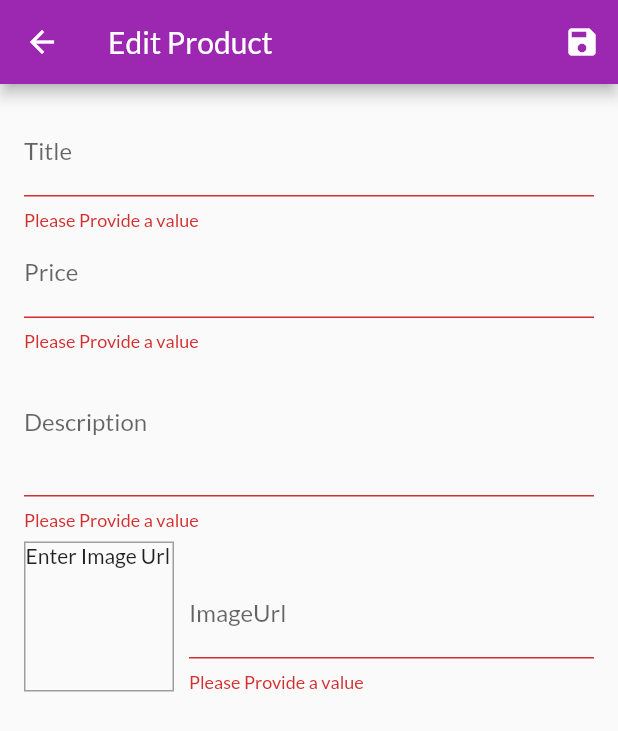
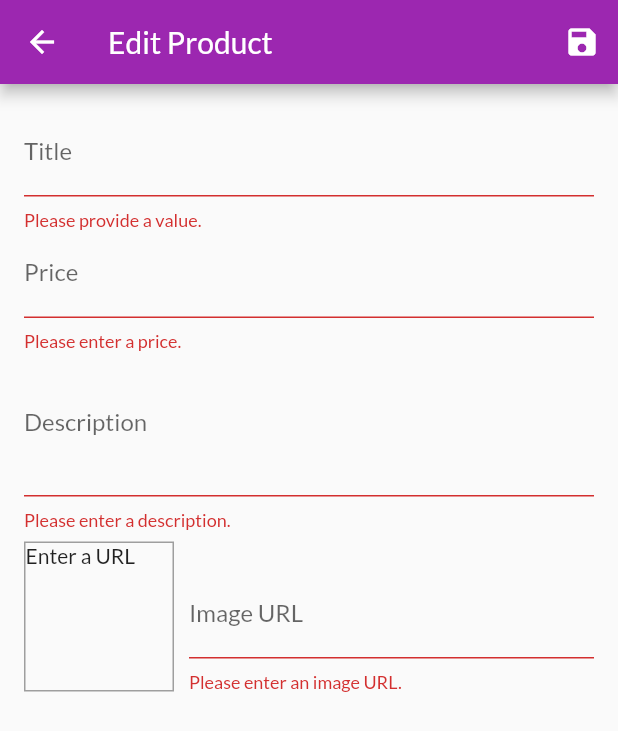
Before and after one commit to Mashood97/flutter_shop_app, a Flutter app: the EditProductScreen screen opened by its route, after a tap on the "save" icon, on a phone screen of 412 x 824 dp. Shown: the top 731 px of the screen. Run offline on Flutter 3.47's test engine with Material 2 defaults, Android fonts, the phone set to English and light mode, and no system bars; network calls fail.

Commit message:
flutter firebase add product

```diff
--- a/lib/main.dart
+++ b/lib/main.dart
@@ -41,7 +41,7 @@ class MyApp extends StatelessWidget {
           CartOverviewScreen.routeNamed: (ctx) => CartOverviewScreen(),
           OrdersOverviewScreen.routeArgs: (ctx) => OrdersOverviewScreen(),
           UserProductsScreen.routeArgs: (ctx) => UserProductsScreen(),
-          EditProductScreen.routeArgs: (ctx) => EditProductScreen(),
+          EditProductScreen.routeName: (ctx) => EditProductScreen(),
         },
       ),
     );
--- a/lib/provider/products_provider.dart
+++ b/lib/provider/products_provider.dart
@@ -5,38 +5,38 @@ import 'package:http/http.dart' as http;
 
 class ProductsProvider with ChangeNotifier {
   List<Product> _items = [
-    Product(
-      id: 'p1',
-      title: 'Red Shirt',
-      description: 'A red shirt - it is pretty red!',
-      price: 29.99,
-      imageUrl:
-          'https://cdn.pixabay.com/photo/2016/10/02/22/17/red-t-shirt-1710578_1280.jpg',
-    ),
-    Product(
-      id: 'p2',
-      title: 'Trousers',
-      description: 'A nice pair of trousers.',
-      price: 59.99,
-      imageUrl:
-          'https://upload.wikimedia.org/wikipedia/commons/thumb/e/e8/Trousers%2C_dress_%28AM_1960.022-8%29.jpg/512px-Trousers%2C_dress_%28AM_1960.022-8%29.jpg',
-    ),
-    Product(
-      id: 'p3',
-      title: 'Yellow Scarf',
-      description: 'Warm and cozy - exactly what you need for the winter.',
-      price: 19.99,
-      imageUrl:
-          'https://live.staticflickr.com/4043/4438260868_cc79b3369d_z.jpg',
-    ),
-    Product(
-      id: 'p4',
-      title: 'A Pan',
-      description: 'Prepare any meal you want.',
-      price: 49.99,
-      imageUrl:
-          'https://upload.wikimedia.org/wikipedia/commons/thumb/1/14/Cast-Iron-Pan.jpg/1024px-Cast-Iron-Pan.jpg',
-    ),
+//    Product(
+//      id: 'p1',
+//      title: 'Red Shirt',
+//      description: 'A red shirt - it is pretty red!',
+//      price: 29.99,
+//      imageUrl:
+//          'https://cdn.pixabay.com/photo/2016/10/02/22/17/red-t-shirt-1710578_1280.jpg',
+//    ),
+//    Product(
+//      id: 'p2',
+//      title: 'Trousers',
+//      description: 'A nice pair of trousers.',
+//      price: 59.99,
+//      imageUrl:
+//          'https://upload.wikimedia.org/wikipedia/commons/thumb/e/e8/Trousers%2C_dress_%28AM_1960.022-8%29.jpg/512px-Trousers%2C_dress_%28AM_1960.022-8%29.jpg',
+//    ),
+//    Product(
+//      id: 'p3',
+//      title: 'Yellow Scarf',
+//      description: 'Warm and cozy - exactly what you need for the winter.',
+//      price: 19.99,
+//      imageUrl:
+//          'https://live.staticflickr.com/4043/4438260868_cc79b3369d_z.jpg',
+//    ),
+//    Product(
+//      id: 'p4',
+//      title: 'A Pan',
+//      description: 'Prepare any meal you want.',
+//      price: 49.99,
+//      imageUrl:
+//          'https://upload.wikimedia.org/wikipedia/commons/thumb/1/14/Cast-Iron-Pan.jpg/1024px-Cast-Iron-Pan.jpg',
+//    ),
   ];
 
   List<Product> get items {
@@ -55,33 +55,62 @@ class ProductsProvider with ChangeNotifier {
     }).toList();
   }
 
-  void addItems(Product product) {
-    const postAddprodUrl =
-        'https://flutter-firebase-shop-app.firebaseio.com/products.json';
-    http.post(
-      postAddprodUrl,
-      body: json.encode(
-        {
+  Future<void> getandsetProduct() async {
+    try {
+      const url =
+          'https://flutter-firebase-shop-app.firebaseio.com/products.json';
+      final response = await http.get(url);
+      print(json.decode(response.body));
+      final extractedData = json.decode(response.body) as Map<String,
+          dynamic>; //dynnamic defines that its a map so map inside a map.
+      List<Product> loadedProduct = [];
+      extractedData.forEach((prodId, prodData) {
+        loadedProduct.add(Product(
+          id: prodId,
+          title: prodData['title'],
+          description: prodData['description'],
+          imageUrl: prodData['imageUrl'],
+          isFavourite: prodData['isFavourite'],
+          price: prodData['price'],
+        ));
+      }); //prodId = key and prodData=value
+      _items = loadedProduct;
+      notifyListeners();
+    } catch (error) {
+      throw error;
+    }
+  }
+
+  Future<void> addProduct(Product product) async {
+    try {
+      const url =
+          'https://flutter-firebase-shop-app.firebaseio.com/products.json';
+
+      final response = await http.post(
+        url,
+        body: json.encode({
           'title': product.title,
           'description': product.description,
           'imageUrl': product.imageUrl,
           'price': product.price,
-          'isFavourite': product.isFavourite,
-        },
-      ),
-    ).then((response){
-      print(json.decode(response.body));
-      Product newproduct = Product(
+          'isFavorite': product.isFavourite,
+        }),
+      );
+
+      final newProduct = Product(
         title: product.title,
+        description: product.description,
         price: product.price,
         imageUrl: product.imageUrl,
-        description: product.description,
-        id: json.decode(response.body)['name'], // for id
+        id: json.decode(response.body)['name'],
       );
-      _items.add(newproduct);
+      _items.add(newProduct);
+      // _items.insert(0, newProduct); // at the start of the list
       notifyListeners();
-    });
-
+    } catch (error) {
+      print(error);
+      throw error;
+    }
   }
 
   void updateProduct(String id, Product editProduct) {
--- a/lib/screens/edit_product.dart
+++ b/lib/screens/edit_product.dart
@@ -1,41 +1,42 @@
 import 'package:flutter/material.dart';
 import 'package:provider/provider.dart';
-import 'package:fluttershopapp/provider/product.dart';
+
+import '../provider/product.dart';
 import '../provider/products_provider.dart';
 
 class EditProductScreen extends StatefulWidget {
-  static const routeArgs = '/edit-product-screen';
+  static const routeName = '/edit-product';
 
   @override
   _EditProductScreenState createState() => _EditProductScreenState();
 }
 
 class _EditProductScreenState extends State<EditProductScreen> {
-  final _priceFocuesNode = FocusNode();
-  final _descriptionFocuesNode = FocusNode();
+  final _priceFocusNode = FocusNode();
+  final _descriptionFocusNode = FocusNode();
   final _imageUrlController = TextEditingController();
   final _imageUrlFocusNode = FocusNode();
-  var _addedProduct = Product(
+  final _form = GlobalKey<FormState>();
+  var _editedProduct = Product(
+    id: null,
     title: '',
     price: 0,
     description: '',
-    id: null,
     imageUrl: '',
   );
-  var _editValues = {
+  var _initValues = {
     'title': '',
+    'description': '',
     'price': '',
-    'description': '',
     'imageUrl': '',
   };
   var _isInit = true;
-
-  final _formKey = GlobalKey<FormState>();
+  var _isLoading = false;
 
   @override
   void initState() {
+    _imageUrlFocusNode.addListener(_updateImageUrl);
     super.initState();
-    _imageUrlFocusNode.addListener(_updateImageUrl);
   }
 
   @override
@@ -43,51 +44,94 @@ class _EditProductScreenState extends State<EditProductScreen> {
     if (_isInit) {
       final productId = ModalRoute.of(context).settings.arguments as String;
       if (productId != null) {
-        _addedProduct = Provider.of<ProductsProvider>(context, listen: false)
+        _editedProduct = Provider.of<ProductsProvider>(context, listen: false)
             .getProductsById(productId);
-        _editValues = {
-          'title': _addedProduct.title,
-          'price': _addedProduct.price.toString(),
-          'description': _addedProduct.description,
+        _initValues = {
+          'title': _editedProduct.title,
+          'description': _editedProduct.description,
+          'price': _editedProduct.price.toString(),
+          // 'imageUrl': _editedProduct.imageUrl,
           'imageUrl': '',
         };
-        _imageUrlController.text = _addedProduct.imageUrl;
+        _imageUrlController.text = _editedProduct.imageUrl;
       }
     }
     _isInit = false;
     super.didChangeDependencies();
   }
 
+  @override
+  void dispose() {
+    _imageUrlFocusNode.removeListener(_updateImageUrl);
+    _priceFocusNode.dispose();
+    _descriptionFocusNode.dispose();
+    _imageUrlController.dispose();
+    _imageUrlFocusNode.dispose();
+    super.dispose();
+  }
+
   void _updateImageUrl() {
     if (!_imageUrlFocusNode.hasFocus) {
+      if ((!_imageUrlController.text.startsWith('http') &&
+          !_imageUrlController.text.startsWith('https')))
+//          (!_imageUrlController.text.endsWith('.png') &&
+//              !_imageUrlController.text.endsWith('.jpg') &&
+//              !_imageUrlController.text.endsWith('.jpeg'))) {
+      {
+        return;
+      }
       setState(() {});
     }
   }
 
-  void _saveForm() {
-    var isvalid = _formKey.currentState.validate();
-    if (!isvalid) {
+  Future<void> _saveForm() async {
+    final isValid = _form.currentState.validate();
+    if (!isValid) {
       return;
     }
-    _formKey.currentState.save();
-    if (_addedProduct.id != null) {
+    _form.currentState.save();
+    setState(() {
+      _isLoading = true;
+    });
+    if (_editedProduct.id != null) {
       Provider.of<ProductsProvider>(context, listen: false)
-          .updateProduct(_addedProduct.id, _addedProduct);
+          .updateProduct(_editedProduct.id, _editedProduct);
+      setState(() {
+        _isLoading = false;
+      });
+      Navigator.of(context).pop();
     } else {
-      Provider.of<ProductsProvider>(context, listen: false)
-          .addItems(_addedProduct);
-    }
+      try {
+       await Provider.of<ProductsProvider>(context, listen: false)
+            .addProduct(_editedProduct);
+      } catch (error) {
+       await showDialog(
+          context: context,
+          builder: (ctx) => AlertDialog(
+            title: Text('An error occurred!'),
+            content: Text('Something went wrong.'),
+            actions: <Widget>[
+              FlatButton(
+                child: Text('Okay'),
+                onPressed: () {
+                  Navigator.of(ctx).pop();
+//                  setState(() {
+//                    _isLoading = false;
+//                  });
+//                  Navigator.of(context).pop();
+                },
+              )
+            ],
+          ),
+        );
+      } finally {
+        setState(() {
+          _isLoading = false;
+        });
         Navigator.of(context).pop();
       }
-
-  @override
-  void dispose() {
-    super.dispose();
-    _priceFocuesNode.dispose();
-    _descriptionFocuesNode.dispose();
-    _imageUrlController.dispose();
-    _imageUrlFocusNode.dispose();
-    _imageUrlFocusNode.removeListener(_updateImageUrl);
+    }
+    // Navigator.of(context).pop();
   }
 
   @override
@@ -98,103 +142,98 @@ class _EditProductScreenState extends State<EditProductScreen> {
         actions: <Widget>[
           IconButton(
             icon: Icon(Icons.save),
-            onPressed: () {
-              _saveForm();
-            },
-          )
+            onPressed: _saveForm,
+          ),
         ],
       ),
-      body: Padding(
-          padding: EdgeInsets.all(16),
+      body: _isLoading
+          ? Center(
+              child: CircularProgressIndicator(),
+            )
+          : Padding(
+              padding: const EdgeInsets.all(16.0),
               child: Form(
-            key: _formKey,
+                key: _form,
                 child: ListView(
                   children: <Widget>[
                     TextFormField(
-                  initialValue: _editValues['title'],
-                  decoration: InputDecoration(
-                    labelText: 'Title',
-                  ),
+                      initialValue: _initValues['title'],
+                      decoration: InputDecoration(labelText: 'Title'),
                       textInputAction: TextInputAction.next,
                       onFieldSubmitted: (_) {
-                    FocusScope.of(context).requestFocus(_priceFocuesNode);
+                        FocusScope.of(context).requestFocus(_priceFocusNode);
                       },
                       validator: (value) {
                         if (value.isEmpty) {
-                      return 'Please Provide a value';
+                          return 'Please provide a value.';
                         }
                         return null;
                       },
                       onSaved: (value) {
-                    _addedProduct = Product(
-                      id: _addedProduct.id,
-                      isFavourite: _addedProduct.isFavourite,
+                        _editedProduct = Product(
                             title: value,
-                      description: _addedProduct.description,
-                      imageUrl: _addedProduct.imageUrl,
-                      price: _addedProduct.price,
-                    );
+                            price: _editedProduct.price,
+                            description: _editedProduct.description,
+                            imageUrl: _editedProduct.imageUrl,
+                            id: _editedProduct.id,
+                            isFavourite: _editedProduct.isFavourite);
                       },
                     ),
                     TextFormField(
-                  initialValue: _editValues['price'],
-                  decoration: InputDecoration(
-                    labelText: 'Price',
-                  ),
+                      initialValue: _initValues['price'],
+                      decoration: InputDecoration(labelText: 'Price'),
+                      textInputAction: TextInputAction.next,
+                      keyboardType: TextInputType.number,
+                      focusNode: _priceFocusNode,
+                      onFieldSubmitted: (_) {
+                        FocusScope.of(context)
+                            .requestFocus(_descriptionFocusNode);
+                      },
                       validator: (value) {
                         if (value.isEmpty) {
-                      return 'Please Provide a value';
+                          return 'Please enter a price.';
                         }
                         if (double.tryParse(value) == null) {
-                      return 'Please provide a valid number';
+                          return 'Please enter a valid number.';
                         }
                         if (double.parse(value) <= 0) {
-                      return 'Please enter number greater than zero';
+                          return 'Please enter a number greater than zero.';
                         }
                         return null;
                       },
-                  textInputAction: TextInputAction.next,
-                  keyboardType: TextInputType.number,
-                  focusNode: _priceFocuesNode,
-                  onFieldSubmitted: (_) {
-                    FocusScope.of(context).requestFocus(_descriptionFocuesNode);
-                  },
                       onSaved: (value) {
-                    _addedProduct = Product(
-                      id: _addedProduct.id,
-                      isFavourite: _addedProduct.isFavourite,
-                      title: _addedProduct.title,
-                      description: _addedProduct.description,
-                      imageUrl: _addedProduct.imageUrl,
+                        _editedProduct = Product(
+                            title: _editedProduct.title,
                             price: double.parse(value),
-                    );
+                            description: _editedProduct.description,
+                            imageUrl: _editedProduct.imageUrl,
+                            id: _editedProduct.id,
+                            isFavourite: _editedProduct.isFavourite);
                       },
                     ),
                     TextFormField(
-                  initialValue: _editValues['description'],
-                  decoration: InputDecoration(
-                    labelText: 'Description',
-                  ),
+                      initialValue: _initValues['description'],
+                      decoration: InputDecoration(labelText: 'Description'),
+                      maxLines: 3,
+                      keyboardType: TextInputType.multiline,
+                      focusNode: _descriptionFocusNode,
                       validator: (value) {
                         if (value.isEmpty) {
-                      return 'Please Provide a value';
+                          return 'Please enter a description.';
                         }
                         if (value.length < 10) {
-                      return 'Please enter 10 characters long';
+                          return 'Should be at least 10 characters long.';
                         }
                         return null;
                       },
-                  keyboardType: TextInputType.multiline,
-                  maxLines: 3,
-                  focusNode: _descriptionFocuesNode,
                       onSaved: (value) {
-                    _addedProduct = Product(
-                      id: _addedProduct.id,
-                      isFavourite: _addedProduct.isFavourite,
-                      title: _addedProduct.title,
+                        _editedProduct = Product(
+                          title: _editedProduct.title,
+                          price: _editedProduct.price,
                           description: value,
-                      imageUrl: _addedProduct.imageUrl,
-                      price: _addedProduct.price,
+                          imageUrl: _editedProduct.imageUrl,
+                          id: _editedProduct.id,
+                          isFavourite: _editedProduct.isFavourite,
                         );
                       },
                     ),
@@ -202,17 +241,20 @@ class _EditProductScreenState extends State<EditProductScreen> {
                       crossAxisAlignment: CrossAxisAlignment.end,
                       children: <Widget>[
                         Container(
+                          width: 100,
                           height: 100,
-                      width: 100,
                           margin: EdgeInsets.only(
                             top: 8,
                             right: 10,
                           ),
                           decoration: BoxDecoration(
-                        border: Border.all(color: Colors.grey, width: 1),
+                            border: Border.all(
+                              width: 1,
+                              color: Colors.grey,
+                            ),
                           ),
                           child: _imageUrlController.text.isEmpty
-                          ? Text('Enter Image Url')
+                              ? Text('Enter a URL')
                               : FittedBox(
                                   child: Image.network(
                                     _imageUrlController.text,
@@ -222,46 +264,47 @@ class _EditProductScreenState extends State<EditProductScreen> {
                         ),
                         Expanded(
                           child: TextFormField(
-                        controller: _imageUrlController,
+                            decoration: InputDecoration(labelText: 'Image URL'),
                             keyboardType: TextInputType.url,
                             textInputAction: TextInputAction.done,
+                            controller: _imageUrlController,
                             focusNode: _imageUrlFocusNode,
+                            onFieldSubmitted: (_) {
+                              _saveForm();
+                            },
                             validator: (value) {
                               if (value.isEmpty) {
-                            return 'Please Provide a value';
+                                return 'Please enter an image URL.';
                               }
                               if (!value.startsWith('http') &&
                                   !value.startsWith('https')) {
-                            return 'Please enter a valid url';
+                                return 'Please enter a valid URL.';
                               }
-//                          if (!value.endsWith('.png') &&
-//                              !value.endsWith('.jpg') &&
-//                              !value.endsWith('.jpeg')) {
-//                            return 'Please enter a valid image url';
-//                          }
+//                              if (!value.endsWith('.png') &&
+//                                  !value.endsWith('.jpg') &&
+//                                  !value.endsWith('.jpeg')) {
+//                                return 'Please enter a valid image URL.';
+//                              }
                               return null;
                             },
-                        decoration: InputDecoration(labelText: 'ImageUrl'),
                             onSaved: (value) {
-                          _addedProduct = Product(
-                            id: _addedProduct.id,
-                            isFavourite: _addedProduct.isFavourite,
-                            title: _addedProduct.title,
-                            description: _addedProduct.description,
+                              _editedProduct = Product(
+                                title: _editedProduct.title,
+                                price: _editedProduct.price,
+                                description: _editedProduct.description,
                                 imageUrl: value,
-                            price: _addedProduct.price,
+                                id: _editedProduct.id,
+                                isFavourite: _editedProduct.isFavourite,
                               );
-                        },
-                        onFieldSubmitted: (_) {
-                          _saveForm();
                             },
                           ),
                         ),
                       ],
-                )
+                    ),
                   ],
                 ),
-          )),
+              ),
+            ),
     );
   }
 }
--- a/lib/widgets/user_products_item.dart
+++ b/lib/widgets/user_products_item.dart
@@ -23,7 +23,7 @@ class UserProductsItem extends StatelessWidget {
             IconButton(
               icon: Icon(Icons.edit),
               onPressed: () {
-                Navigator.of(context).pushNamed(EditProductScreen.routeArgs,arguments: id);
+                Navigator.of(context).pushNamed(EditProductScreen.routeName,arguments: id);
               },
               color: Theme.of(context).primaryColor,
             ),
--- a/pubspec.yaml
+++ b/pubspec.yaml
@@ -24,7 +24,7 @@ dependencies:
   # Use with the CupertinoIcons class for iOS style icons.
   cupertino_icons: ^0.1.2
   provider: 3.2.0
-  http: ^0.12.0+4
+  http: ^0.12.0+2
   intl:
 
 dev_dependencies:
```
Also changed, not shown: lib/screens/product_overview_screen.dart (+30 -1 lines), lib/screens/user_products_screen.dart (+11 -2 lines). Lines whose indentation alone changed are shown as unchanged.
